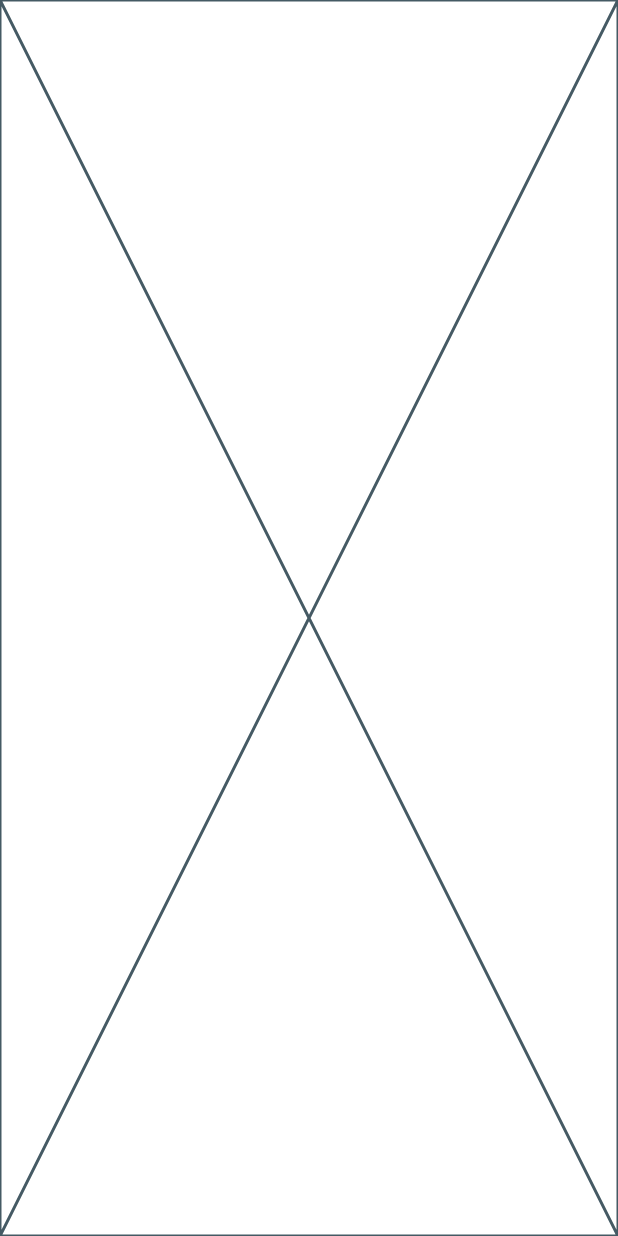
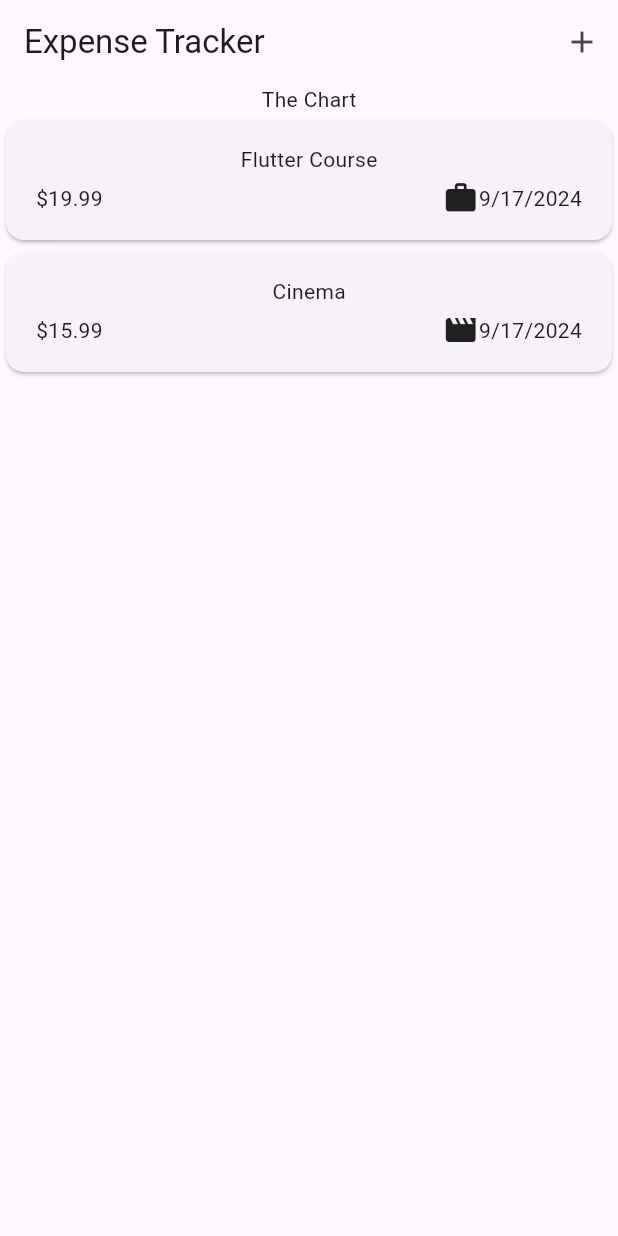
Before and after one commit to rajatjain909/expense_tracker, a Flutter app: the screen it shows after launch, on a phone screen of 412 x 824 dp. Run offline on Flutter 3.47's test engine with Material 3 defaults, Android fonts, the phone set to English and light mode, and no system bars.

Commit message:
Appbar added, Icons added

```diff
--- a/lib/main.dart
+++ b/lib/main.dart
@@ -1,9 +1,10 @@
+import 'package:expense_tracker/widgets/expenses.dart';
 import 'package:flutter/material.dart';
 
 void main() {
   runApp(
     const MaterialApp(
-      home: Placeholder(),
+      home: Expenses(),
     ),
   );
 }
--- /dev/null
+++ b/lib/models/expense.dart
@@ -0,0 +1,39 @@
+import 'package:flutter/material.dart';
+import 'package:intl/intl.dart';
+import 'package:uuid/uuid.dart';
+
+const uuid = Uuid();
+final formatter = DateFormat.yMd();
+
+enum Category {
+  food,
+  travel,
+  leisure,
+  work,
+}
+
+const categoryIcons = {
+  Category.food: Icons.lunch_dining,
+  Category.travel: Icons.flight_takeoff,
+  Category.leisure: Icons.movie,
+  Category.work: Icons.work,
+};
+
+class Expense {
+  final String id;
+  final String title;
+  final double amount;
+  final DateTime date;
+  final Category category;
+
+  Expense({
+    required this.title,
+    required this.amount,
+    required this.date,
+    required this.category,
+  }) : id = uuid.v4();
+
+  String get formattedDate {
+    return formatter.format(date);
+  }
+}
--- /dev/null
+++ b/lib/widgets/expenses.dart
@@ -0,0 +1,50 @@
+import 'package:expense_tracker/models/expense.dart';
+import 'package:expense_tracker/widgets/expenses_list/expenses_list.dart';
+import 'package:flutter/material.dart';
+
+class Expenses extends StatefulWidget {
+  const Expenses({super.key});
+
+  @override
+  State<Expenses> createState() => _ExpensesState();
+}
+
+class _ExpensesState extends State<Expenses> {
+  final List<Expense> _registeredExpenses = [
+    Expense(
+      title: 'Flutter Course',
+      amount: 19.99,
+      date: DateTime.now(),
+      category: Category.work,
+    ),
+    Expense(
+      title: 'Cinema',
+      amount: 15.99,
+      date: DateTime.now(),
+      category: Category.leisure,
+    ),
+  ];
+
+  @override
+  Widget build(BuildContext context) {
+    return Scaffold(
+      appBar: AppBar(
+        title: const Text('Expense Tracker'),
+        actions: [
+          IconButton(
+            onPressed: () {},
+            icon: const Icon(Icons.add),
+          ),
+        ],
+      ),
+      body: Column(
+        children: [
+          const Text('The Chart'),
+          Expanded(
+            child: ExpensesList(expenses: _registeredExpenses),
+          ),
+        ],
+      ),
+    );
+  }
+}
--- /dev/null
+++ b/lib/widgets/expenses_list/expenses_item.dart
@@ -0,0 +1,39 @@
+import 'package:expense_tracker/models/expense.dart';
+import 'package:flutter/material.dart';
+
+class ExpensesItem extends StatelessWidget {
+  const ExpensesItem(this.expense, {super.key});
+
+  final Expense expense;
+
+  @override
+  Widget build(BuildContext context) {
+    return Card(
+      child: Padding(
+        padding: const EdgeInsets.symmetric(
+          horizontal: 20.0,
+          vertical: 16,
+        ),
+        child: Column(
+          children: [
+            Text(expense.title),
+            const SizedBox(height: 4),
+            Row(
+              children: [
+                Text('\$${expense.amount.toStringAsFixed(2)}'),
+                const Spacer(),
+                Row(
+                  children: [
+                    Icon(categoryIcons[expense.category]),
+                    const SizedBox(height: 8),
+                    Text(expense.formattedDate),
+                  ],
+                ),
+              ],
+            )
+          ],
+        ),
+      ),
+    );
+  }
+}
--- /dev/null
+++ b/lib/widgets/expenses_list/expenses_list.dart
@@ -0,0 +1,20 @@
+import 'package:expense_tracker/models/expense.dart';
+import 'package:expense_tracker/widgets/expenses_list/expenses_item.dart';
+import 'package:flutter/material.dart';
+
+class ExpensesList extends StatelessWidget {
+  const ExpensesList({
+    super.key,
+    required this.expenses,
+  });
+
+  final List<Expense> expenses;
+
+  @override
+  Widget build(BuildContext context) {
+    return ListView.builder(
+      itemCount: expenses.length,
+      itemBuilder: (ctx, index) => ExpensesItem(expenses[index]),
+    );
+  }
+}
--- a/pubspec.yaml
+++ b/pubspec.yaml
@@ -35,6 +35,8 @@ dependencies:
   # The following adds the Cupertino Icons font to your application.
   # Use with the CupertinoIcons class for iOS style icons.
   cupertino_icons: ^1.0.8
+  uuid: ^4.5.0
+  intl: ^0.19.0
 
 dev_dependencies:
   flutter_test:
```
Also changed, not shown: pubspec.lock, 1 other file.
